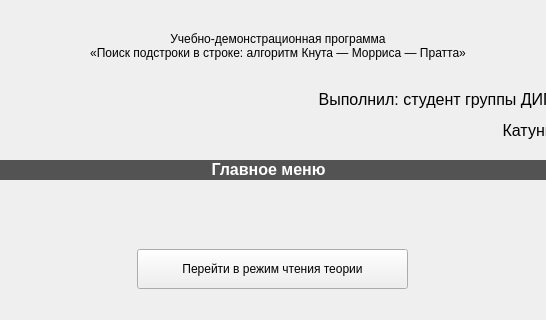
Before: the Qt Designer form 2 course/KMP_coursework/mainwindow.ui in Manerton/labs-se, drawn with Qt 5; both pictures show x 132 to 678 and y 0 to 320 of the 800 by 600 pixel window.
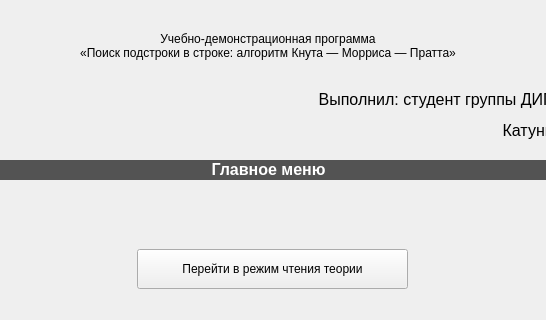
After: the same form once the commit is applied. Custom widgets are drawn as their Qt base class.

The edit to the form file:
```diff
--- a/2 course/KMP_coursework/mainwindow.ui
+++ b/2 course/KMP_coursework/mainwindow.ui
@@ -26,14 +26,29 @@
    <string>Учебно-демонстрационная программа «Поиск подстроки в строке: алгоритм Кнута — Морриса — Пратта»</string>
   </property>
   <widget class="QWidget" name="centralwidget">
+   <layout class="QGridLayout" name="gridLayout">
+    <property name="leftMargin">
+     <number>0</number>
+    </property>
+    <property name="topMargin">
+     <number>0</number>
+    </property>
+    <property name="rightMargin">
+     <number>0</number>
+    </property>
+    <property name="bottomMargin">
+     <number>0</number>
+    </property>
+    <property name="horizontalSpacing">
+     <number>0</number>
+    </property>
+    <item row="0" column="0">
    <widget class="QStackedWidget" name="stackedWidget">
-    <property name="geometry">
-     <rect>
-      <x>0</x>
-      <y>0</y>
+      <property name="minimumSize">
+       <size>
       <width>800</width>
       <height>600</height>
-     </rect>
+       </size>
     </property>
     <property name="currentIndex">
      <number>0</number>
@@ -55,7 +70,7 @@
      <widget class="QLabel" name="Title">
       <property name="geometry">
        <rect>
-        <x>10</x>
+          <x>0</x>
         <y>-10</y>
         <width>800</width>
         <height>111</height>
@@ -166,6 +181,8 @@
     <widget class="Demo" name="demo"/>
     <widget class="Test" name="test"/>
    </widget>
+    </item>
+   </layout>
   </widget>
  </widget>
  <customwidgets>
```
Lines whose indentation alone changed are shown as unchanged.
